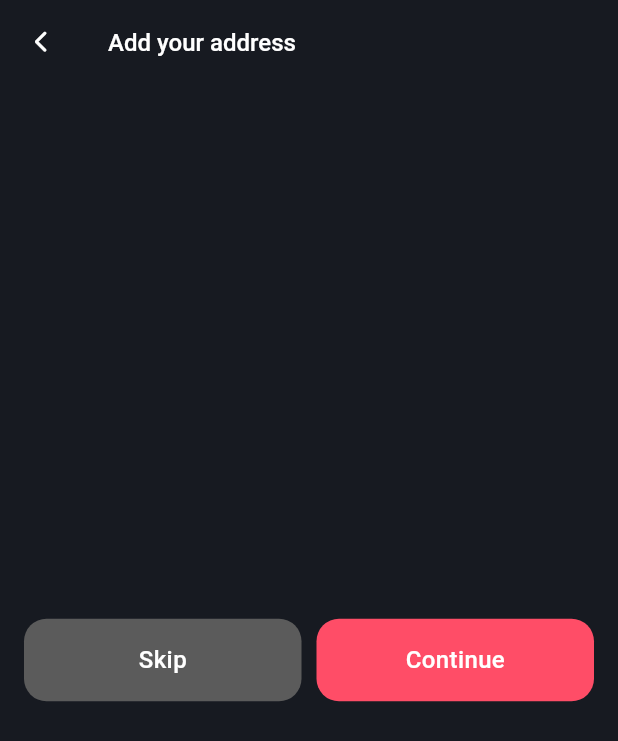
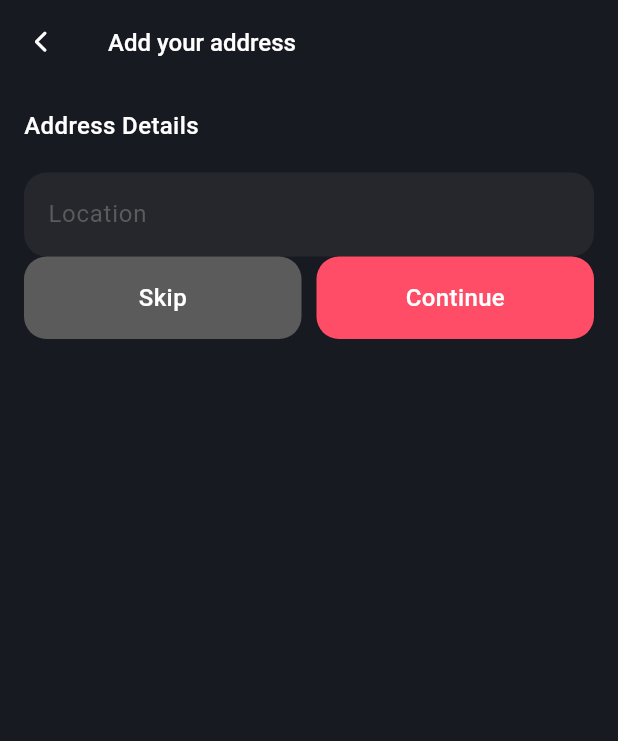
Before and after one commit to hafedh049/luxy, a Flutter app: the Address screen opened directly, on a phone screen of 412 x 824 dp. Shown: the top 741 px of the screen. Run offline on Flutter 3.47's test engine with Material 3 defaults, Android fonts, the phone set to English and light mode, and no system bars; our stand-ins replace animated_toggle_switch, flutter_animate, fluttertoast, google_nav_bar, hive, icons_plus and 2 more; accounts and stored records are empty.

Commit message:
ModifiedM lib/views/auth/address.dart  M lib/views/auth/sign_up.dart

```diff
--- a/lib/views/auth/address.dart
+++ b/lib/views/auth/address.dart
@@ -10,11 +10,19 @@ class Address extends StatefulWidget {
 }
 
 class _AddressState extends State<Address> {
+  final TextEditingController _localisationController = TextEditingController();
+  @override
+  void dispose() {
+    _localisationController.dispose();
+    super.dispose();
+  }
+
   @override
   Widget build(BuildContext context) {
     return GestureDetector(
       onTap: () => FocusScope.of(context).unfocus(),
       child: Scaffold(
+        resizeToAvoidBottomInset: false,
         appBar: AppBar(
           backgroundColor: dark,
           leading: IconButton(
@@ -27,8 +35,22 @@ class _AddressState extends State<Address> {
           padding: const EdgeInsets.all(16),
           child: Column(
             crossAxisAlignment: CrossAxisAlignment.start,
-            mainAxisAlignment: MainAxisAlignment.spaceAround,
             children: <Widget>[
+              const Text("Address Details", style: TextStyle(color: white, fontSize: 16, fontWeight: FontWeight.w500)),
+              const SizedBox(height: 20),
+              Container(
+                decoration: BoxDecoration(borderRadius: BorderRadius.circular(15), color: grey.withOpacity(.2)),
+                child: TextField(
+                  controller: _localisationController,
+                  decoration: const InputDecoration(
+                    contentPadding: EdgeInsets.all(16),
+                    border: InputBorder.none,
+                    hintText: "Location",
+                    hintStyle: TextStyle(color: grey),
+                    suffix: Icon(Bootstrap.pin_map, size: 15, color: grey),
+                  ),
+                ),
+              ),
               Row(
                 children: <Widget>[
                   Expanded(
--- a/lib/views/auth/sign_up.dart
+++ b/lib/views/auth/sign_up.dart
@@ -5,6 +5,7 @@ import 'package:flutter_animate/flutter_animate.dart';
 import 'package:icons_plus/icons_plus.dart';
 import 'package:luxy/utils/globals.dart';
 import 'package:luxy/utils/helpers/button.dart';
+import 'package:luxy/views/auth/address.dart';
 
 class SignUp extends StatefulWidget {
   const SignUp({super.key});
@@ -195,7 +196,9 @@ class _SignUpState extends State<SignUp> {
                 },
               ),
               GestureDetector(
-                onTap: () {},
+                onTap: () {
+                  Navigator.push(context, MaterialPageRoute(builder: (BuildContext context) => const Address()));
+                },
                 child: Container(
                   padding: const EdgeInsets.symmetric(vertical: 16),
                   decoration: BoxDecoration(color: pink, borderRadius: BorderRadius.circular(15)),
```
